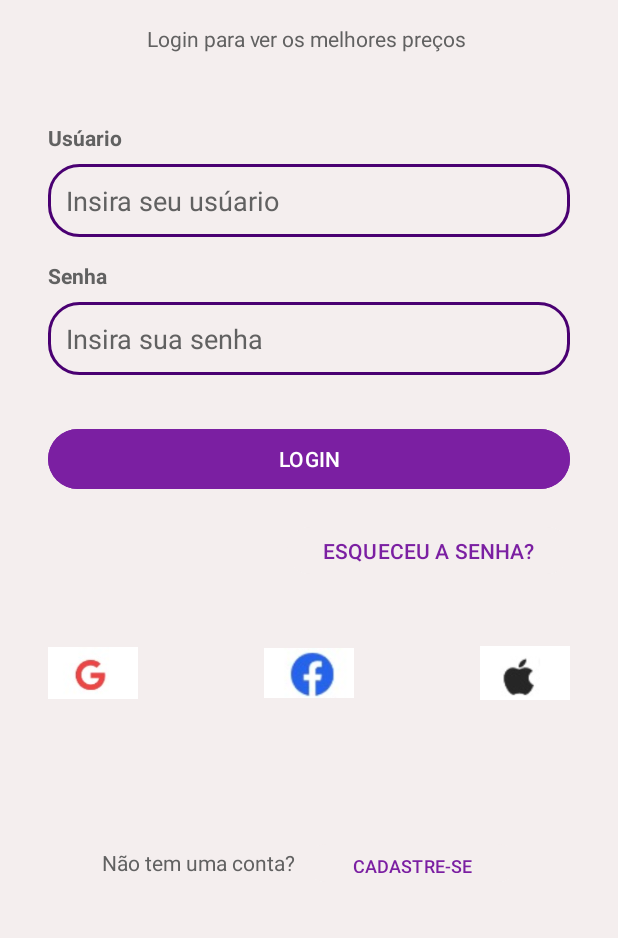
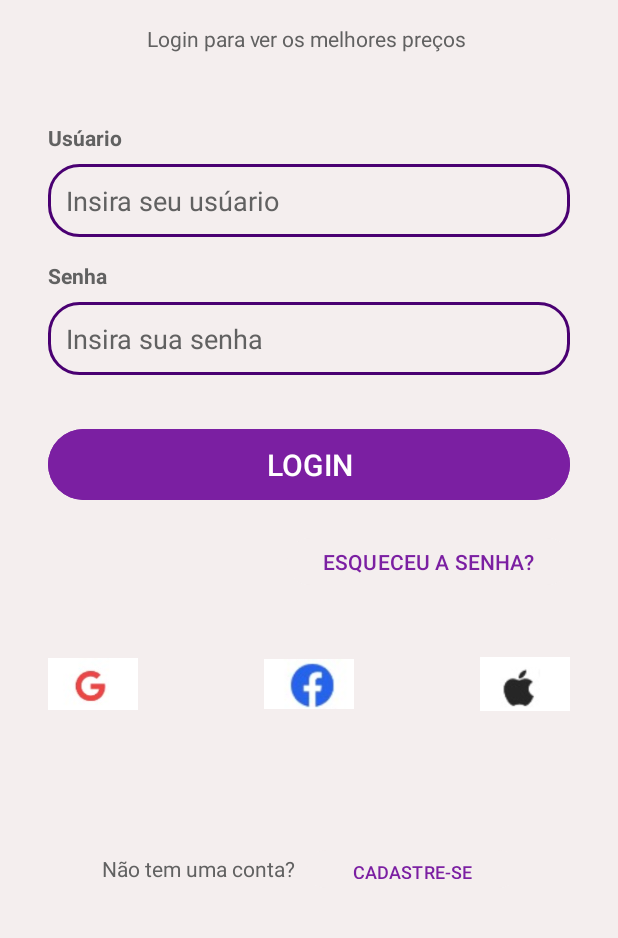
Before and after one commit to Igormeu/Project_MercadoFacil, an Android app: the activity_menu screen opened directly, with no data from a screen before it, after a tap on "SAIR", on a phone screen of 412 x 824 dp, the part 253-1191 px from its top. Run offline under Robolectric (Android 15) with nearby library versions, the phone set to English and light mode, and no system bars.

Commit message:
atualizacoes do layout-final

```diff
--- a/MyApplication/app/build.gradle.kts
+++ b/MyApplication/app/build.gradle.kts
@@ -45,4 +45,6 @@ dependencies {
     testImplementation(libs.junit)
     androidTestImplementation(libs.ext.junit)
     androidTestImplementation(libs.espresso.core)
+    implementation("androidx.gridlayout:gridlayout:1.0.0")
+    implementation("com.google.android.material:material:1.12.0")
 }
--- a/MyApplication/app/src/main/java/com/example/myapplication/SessaoManager.java
+++ b/MyApplication/app/src/main/java/com/example/myapplication/SessaoManager.java
@@ -3,29 +3,30 @@ package com.example.myapplication;
 import android.content.Context;
 import android.content.SharedPreferences;
 
+
 public class SessaoManager {
 
     private static final String PREF_NAME = "MyAppSessao";
 
-    // Chaves
     private static final String KEY_IS_LOGGED_IN = "isLoggedIn";
     private static final String KEY_USER_EMAIL = "userEmail";
+    private static final String KEY_USER_NAME = "userName";
 
     private SharedPreferences pref;
     private SharedPreferences.Editor editor;
     private Context _context;
 
     public SessaoManager(Context context) {
+
         this._context = context;
         pref = _context.getSharedPreferences(PREF_NAME, Context.MODE_PRIVATE);
         editor = pref.edit();
     }
 
-
-    public void criarSessaoLogin(String email) {
-
+    public void criarSessaoLogin(String email, String nomeCompleto) {
         editor.putBoolean(KEY_IS_LOGGED_IN, true);
         editor.putString(KEY_USER_EMAIL, email);
+        editor.putString(KEY_USER_NAME, nomeCompleto);
         editor.commit();
     }
 
@@ -38,6 +39,11 @@ public class SessaoManager {
         return pref.getString(KEY_USER_EMAIL, null);
     }
 
+    // NOVO MÉTODO
+    public String getNomeUsuario() {
+        return pref.getString(KEY_USER_NAME, null);
+    }
+
     public void logoutUser() {
         editor.clear();
         editor.commit();
--- a/MyApplication/app/src/main/java/com/example/myapplication/activity_menu.java
+++ b/MyApplication/app/src/main/java/com/example/myapplication/activity_menu.java
@@ -75,17 +75,18 @@ public class activity_menu extends AppCompatActivity {
     }
 
     private void exibirMensagemBoasVindas() {
-        String email = session.getEmailUsuario();
-        String nomeUsuario = "Usuário";
 
-        if (email != null && !email.isEmpty()) {
-            if (email.contains("@")) {
-                nomeUsuario = email.substring(0, email.indexOf("@"));
-            } else {
-                nomeUsuario = email;
-            }
+        String nomeCompleto = session.getNomeUsuario();
+
+        String nomeExibicao = "Usuário";
+
+        if (nomeCompleto != null && !nomeCompleto.isEmpty()) {
+            String[] partesNome = nomeCompleto.split(" ");
+            nomeExibicao = partesNome[0];
+
         }
-        tvBoasVindas.setText("👋 Bem-vindo(a), " + nomeUsuario + "!");
+
+        tvBoasVindas.setText("👋 Bem-vindo(a), " + nomeExibicao + "!");
     }
 
     private void exibirUltimasAtualizacoes() {
--- a/MyApplication/app/src/main/res/layout/activity_login.xml
+++ b/MyApplication/app/src/main/res/layout/activity_login.xml
@@ -112,12 +112,14 @@
         <Button
             android:id="@+id/button4"
             android:layout_width="0dp"
-            android:layout_height="48dp"
+            android:layout_height="wrap_content"
             android:layout_marginHorizontal="32dp"
             android:layout_marginTop="32dp"
             android:backgroundTint="#7B1FA2"
+            android:padding="10dp"
             android:text="LOGIN"
             android:textColor="@android:color/white"
+            android:textSize="20dp"
             app:layout_constraintEnd_toEndOf="parent"
             app:layout_constraintStart_toStartOf="parent"
             app:layout_constraintTop_toBottomOf="@+id/editTextTextPassword8" />
--- a/MyApplication/app/src/main/res/values/strings.xml
+++ b/MyApplication/app/src/main/res/values/strings.xml
@@ -5,6 +5,10 @@
     <string name="second_fragment_label">Second Fragment</string>
     <string name="next">Next</string>
     <string name="previous">Previous</string>
+    <string name="content_description_logo">Caixa roxa, Logo do Mercado Fácil</string>
+        <string name="content_description_login_google">Botão para login com Google</string>
+        <string name="content_description_login_facebook">Botão para login com Facebook</string>
+        <string name="content_description_login_apple">Botão para login com Apple</string>
 
     <string name="lorem_ipsum">
         Lorem ipsum dolor sit amet, consectetur adipiscing elit. Nam in scelerisque sem. Mauris
```
Also changed, not shown: MyApplication/app/src/main/java/com/example/myapplication/BancoControle.java (+29 -0 lines), MyApplication/app/src/main/java/com/example/myapplication/LoginActivity.java (+8 -1 lines).
